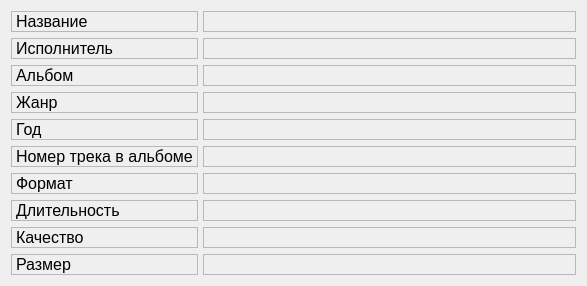
First picture: the form in form.ui, repository temq09/audio_player, before the edit.
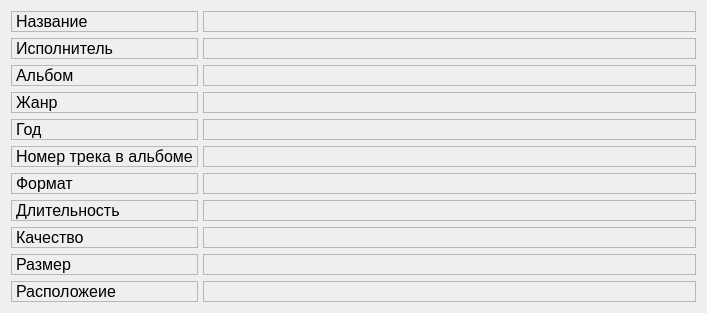
Second picture: the form after the edit.

Commit message: в форму отображения тегов добавлена строка с расположением песни, добавлено отображение размера

What changed in the file:
```diff
--- a/form.ui
+++ b/form.ui
@@ -6,20 +6,20 @@
    <rect>
     <x>0</x>
     <y>0</y>
-    <width>587</width>
-    <height>286</height>
+    <width>707</width>
+    <height>313</height>
    </rect>
   </property>
   <property name="minimumSize">
    <size>
-    <width>587</width>
-    <height>0</height>
+    <width>707</width>
+    <height>313</height>
    </size>
   </property>
   <property name="maximumSize">
    <size>
-    <width>16777215</width>
-    <height>286</height>
+    <width>10000</width>
+    <height>313</height>
    </size>
   </property>
   <property name="windowTitle">
@@ -399,6 +399,42 @@
          </property>
         </widget>
        </item>
+       <item row="10" column="0">
+        <widget class="QLabel" name="label">
+         <property name="sizePolicy">
+          <sizepolicy hsizetype="Minimum" vsizetype="Fixed">
+           <horstretch>0</horstretch>
+           <verstretch>0</verstretch>
+          </sizepolicy>
+         </property>
+         <property name="font">
+          <font>
+           <pointsize>12</pointsize>
+          </font>
+         </property>
+         <property name="frameShape">
+          <enum>QFrame::StyledPanel</enum>
+         </property>
+         <property name="text">
+          <string>Расположеие</string>
+         </property>
+        </widget>
+       </item>
+       <item row="10" column="1">
+        <widget class="QLabel" name="lb_pathToFile">
+         <property name="font">
+          <font>
+           <pointsize>12</pointsize>
+          </font>
+         </property>
+         <property name="frameShape">
+          <enum>QFrame::StyledPanel</enum>
+         </property>
+         <property name="text">
+          <string/>
+         </property>
+        </widget>
+       </item>
       </layout>
      </item>
     </layout>
```
The commit also changes 6 other files.
